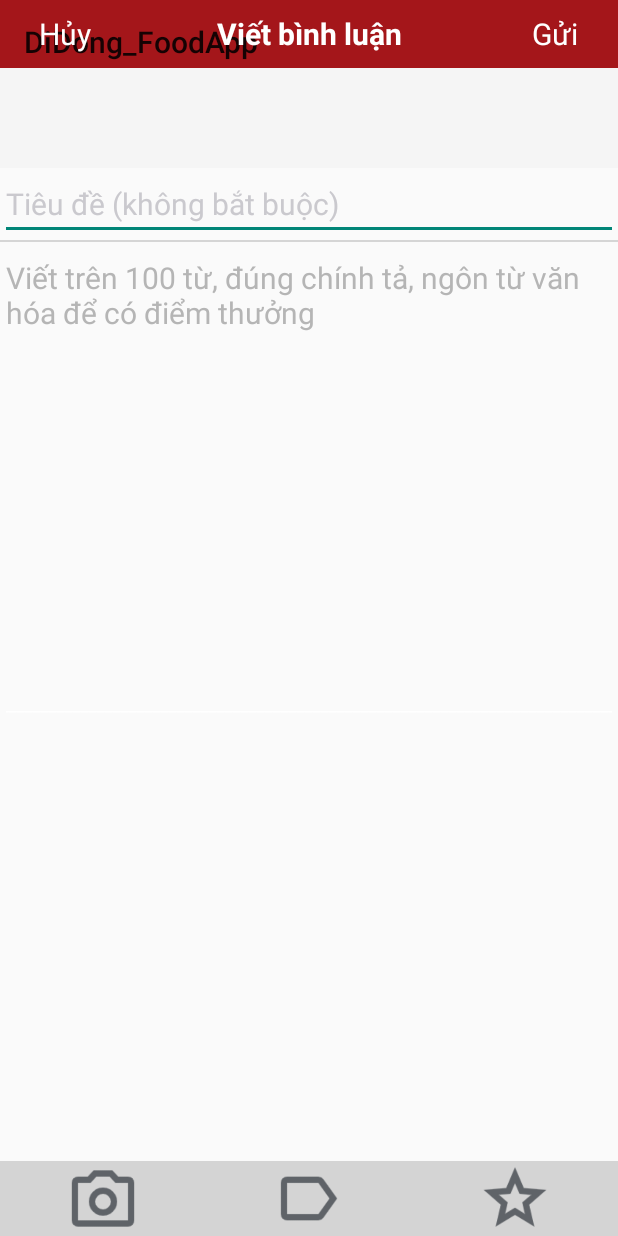
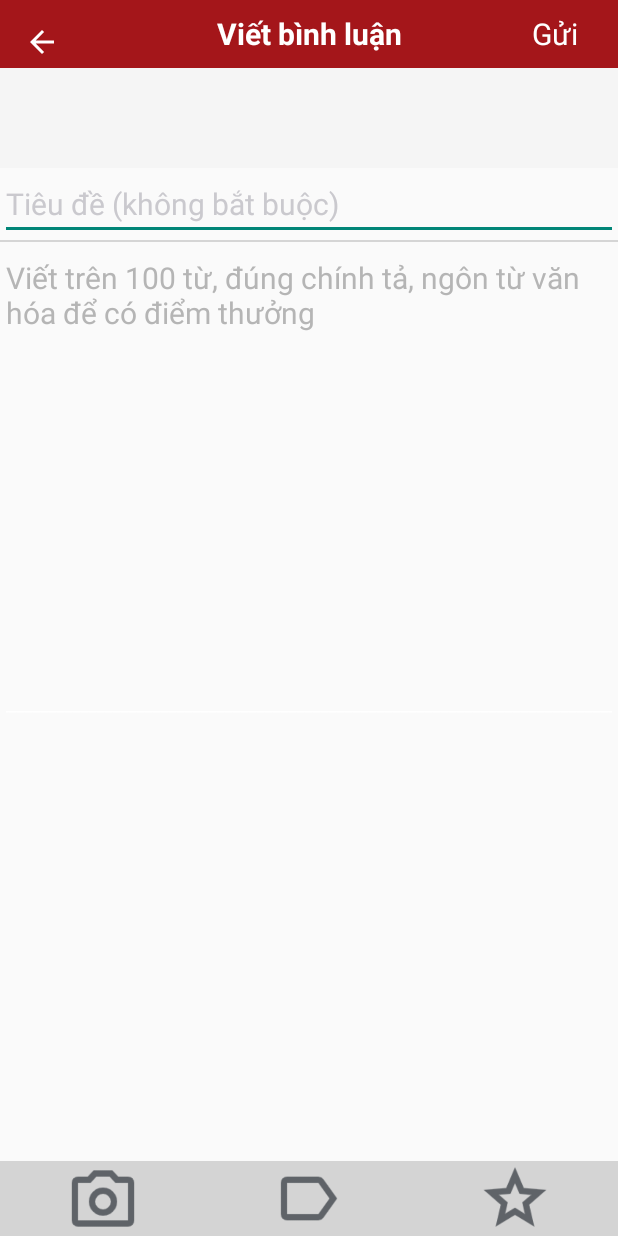
Before and after one commit to DMinhHien/Food_App, an Android app: the BinhLuanActivity screen opened directly, with no data from a screen before it, on a phone screen of 412 x 824 dp. Run offline under Robolectric (Android 15) with nearby library versions, the phone set to English and light mode, and no system bars; our stand-ins replace Firebase (no records; nobody signed in at launch, a user with empty details on screens opened directly); Roboto replaces fonts that are not available here.

Commit message:
back button updated

```diff
--- a/app/src/main/java/com/example/didong_foodapp/BinhLuanActivity.java
+++ b/app/src/main/java/com/example/didong_foodapp/BinhLuanActivity.java
@@ -4,10 +4,13 @@ import android.content.Intent;
 import android.content.SharedPreferences;
 import android.os.Bundle;
 import android.util.Log;
+import android.view.MenuItem;
 import android.view.View;
 import android.widget.EditText;
 import android.widget.ImageButton;
 import android.widget.TextView;
+
+import androidx.annotation.NonNull;
 import androidx.appcompat.widget.Toolbar;
 
 import androidx.annotation.Nullable;
@@ -77,12 +80,24 @@ public class BinhLuanActivity extends AppCompatActivity implements View.OnClickL
         txtDiaChiQuanAn.setText(diachi);
         txtTenQuanAn.setText(tenquan);
         setSupportActionBar(toolbar);
-//        getSupportActionBar().setDisplayHomeAsUpEnabled(true);
-//        getSupportActionBar().setDisplayShowHomeEnabled(true);
+        getSupportActionBar().setDisplayShowTitleEnabled(false);
+        getSupportActionBar().setDisplayHomeAsUpEnabled(true);
+        getSupportActionBar().setDisplayShowHomeEnabled(true);
         btnChonHinh.setOnClickListener(this);
         txtPost.setOnClickListener(this);
     }
-
+    @Override
+    public boolean onOptionsItemSelected(@NonNull MenuItem item) {
+        switch (item.getItemId()) {
+            case android.R.id.home:
+                Intent startActivity=new Intent(BinhLuanActivity.this, ChiTietResActivity.class);
+                startActivity.putExtra("quanan",resModel);
+                startActivity(startActivity);
+                return true;
+            default:
+                return super.onOptionsItemSelected(item);
+        }
+    }
 
     @Override
     public void onClick(View v) {
--- a/app/src/main/res/layout/layout_binhluan.xml
+++ b/app/src/main/res/layout/layout_binhluan.xml
@@ -15,21 +15,21 @@
         app:layout_constraintStart_toStartOf="parent"
         app:layout_constraintTop_toTopOf="parent" />
 
-    <TextView
-        android:id="@+id/txtHuy"
-        android:layout_width="wrap_content"
-        android:layout_height="wrap_content"
-        android:layout_gravity="left"
-        android:layout_marginLeft="5dp"
-        android:layout_marginTop="3dp"
-        android:padding="5dp"
-        android:text="Hủy"
-        android:textColor="@color/white"
-        android:textSize="20dp"
-        app:layout_constraintEnd_toEndOf="parent"
-        app:layout_constraintHorizontal_bias="0.043"
-        app:layout_constraintStart_toStartOf="parent"
-        app:layout_constraintTop_toTopOf="parent" />
+<!--    <TextView-->
+<!--        android:id="@+id/txtHuy"-->
+<!--        android:layout_width="wrap_content"-->
+<!--        android:layout_height="wrap_content"-->
+<!--        android:layout_gravity="left"-->
+<!--        android:layout_marginLeft="5dp"-->
+<!--        android:layout_marginTop="3dp"-->
+<!--        android:padding="5dp"-->
+<!--        android:text="Hủy"-->
+<!--        android:textColor="@color/white"-->
+<!--        android:textSize="20dp"-->
+<!--        app:layout_constraintEnd_toEndOf="parent"-->
+<!--        app:layout_constraintHorizontal_bias="0.043"-->
+<!--        app:layout_constraintStart_toStartOf="parent"-->
+<!--        app:layout_constraintTop_toTopOf="parent" />-->
 
     <TextView
         android:id="@+id/txtDangBinhLuan"
```
